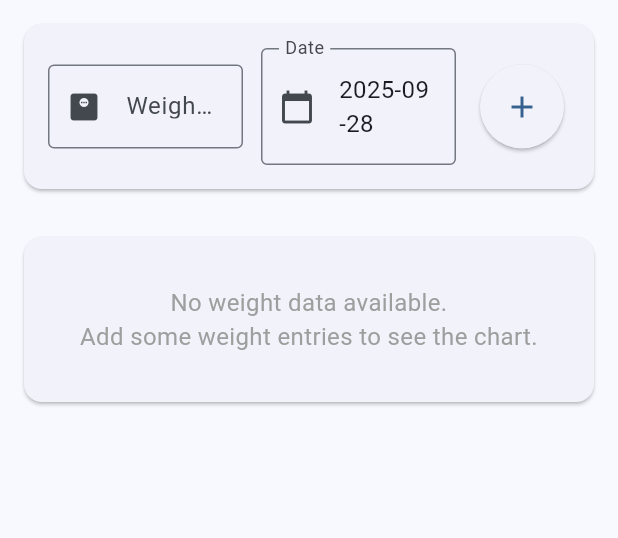
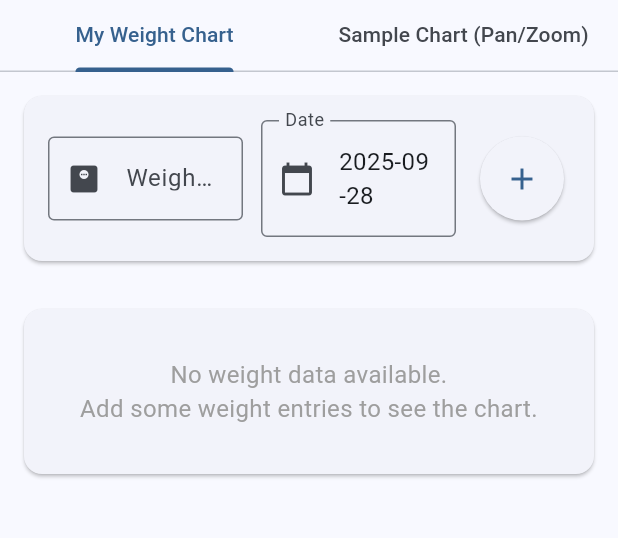
Before and after one commit to moh-mhtech/Weight-Tracker-App, a Flutter app: the screen it shows after launch, on a phone screen of 412 x 824 dp, the part 84-622 px from its top. Run offline on Flutter 3.47's test engine with Material 3 defaults, Android fonts, the phone set to English and light mode, and no system bars; our stand-ins replace fl_chart, shared_preferences, sqflite, sqflite_common_ffi; accounts and stored records are empty.

Commit message:
chat still not panable

```diff
--- a/lib/screens/weight_tracking_app.dart
+++ b/lib/screens/weight_tracking_app.dart
@@ -5,6 +5,7 @@ import '../models/weight_entry.dart';
 import '../database/database_helper.dart';
 import '../widgets/weight_entry_form.dart';
 import '../widgets/weight_chart.dart';
+import '../widgets/simple_pan_zoom_chart.dart';
 import '../services/sample_data_service.dart';
 
 class WeightTrackingApp extends StatefulWidget {
@@ -94,7 +95,20 @@ class _WeightTrackingAppState extends State<WeightTrackingApp> {
       ),
       body: _isLoading
           ? const Center(child: CircularProgressIndicator())
-          : SingleChildScrollView(
+          : DefaultTabController(
+              length: 2,
+              child: Column(
+                children: [
+                  const TabBar(
+                    tabs: [
+                      Tab(text: 'My Weight Chart'),
+                      Tab(text: 'Sample Chart (Pan/Zoom)'),
+                    ],
+                  ),
+                  Expanded(
+                    child: TabBarView(
+                      children: [
+                        SingleChildScrollView(
                           child: Column(
                             children: [
                               WeightEntryForm(onWeightAdded: _loadWeightEntries),
@@ -103,6 +117,13 @@ class _WeightTrackingAppState extends State<WeightTrackingApp> {
                                 const SizedBox(height: 16),
                                 _buildWeightHistory(),
                               ],
+                            ],
+                          ),
+                        ),
+                        const SimplePanZoomChart(),
+                      ],
+                    ),
+                  ),
                 ],
               ),
             ),
--- a/lib/widgets/weight_chart.dart
+++ b/lib/widgets/weight_chart.dart
@@ -13,7 +13,8 @@ class WeightChart extends StatefulWidget {
 }
 
 class _WeightChartState extends State<WeightChart> {
-  static const int _visibleDays = 14; // Number of days to show at once
+  bool _isPanEnabled = true;
+  bool _isScaleEnabled = true;
 
   @override
   Widget build(BuildContext context) {
@@ -37,28 +38,14 @@ class _WeightChartState extends State<WeightChart> {
     final sortedEntries = List<WeightEntry>.from(widget.weightEntries)
       ..sort((a, b) => a.date.compareTo(b.date));
 
-    // Find the latest measurement date
-    final latestDate = sortedEntries.last.date;
-
-    // Calculate the 14-day period ending at the latest measurement
-    final endDate = DateTime(latestDate.year, latestDate.month, latestDate.day);
-    final startDate = endDate.subtract(const Duration(days: 13));
-
-    // Filter entries to the 14-day period
-    final periodEntries = sortedEntries.where((entry) {
-      final entryDate = DateTime(entry.date.year, entry.date.month, entry.date.day);
-      return entryDate.isAfter(startDate.subtract(const Duration(days: 1))) &&
-             entryDate.isBefore(endDate.add(const Duration(days: 1)));
-    }).toList();
-
-    if (periodEntries.isEmpty) {
+    if (sortedEntries.isEmpty) {
       return const Card(
         margin: EdgeInsets.all(16),
         child: Padding(
           padding: EdgeInsets.all(32),
           child: Center(
             child: Text(
-              'No data available for the selected period.',
+              'No weight data available.\nAdd some weight entries to see the chart.',
               textAlign: TextAlign.center,
               style: TextStyle(fontSize: 16, color: Colors.grey),
             ),
@@ -67,6 +54,11 @@ class _WeightChartState extends State<WeightChart> {
       );
     }
 
+    // Find date range for all data
+    final earliestDate = sortedEntries.first.date;
+    final latestDate = sortedEntries.last.date;
+    final totalDays = latestDate.difference(earliestDate).inDays + 1;
+
     // Group entries by date for running average calculation
     final Map<String, List<WeightEntry>> dailyGroups = {};
     for (final entry in sortedEntries) {
@@ -74,7 +66,7 @@ class _WeightChartState extends State<WeightChart> {
       dailyGroups.putIfAbsent(dateKey, () => []).add(entry);
     }
 
-    // Calculate daily averages for running average calculation
+    // Calculate daily averages
     final List<WeightEntry> dailyAverages = [];
     dailyGroups.forEach((dateKey, dayEntries) {
       final sum = dayEntries.fold<double>(0, (sum, entry) => sum + entry.weight);
@@ -88,12 +80,12 @@ class _WeightChartState extends State<WeightChart> {
     // Sort daily averages by date
     dailyAverages.sort((a, b) => a.date.compareTo(b.date));
 
-    // Calculate running averages for the visible period
-    final runningAverages = _calculateRunningAveragesForPeriod(
-      dailyAverages,
-      startDate,
-      endDate,
-    );
+    // Calculate running averages for all data
+    final runningAverages = _calculateRunningAveragesForAllData(dailyAverages);
+
+    // Calculate all measurement spots
+    final allMeasurementSpots = _calculateAllMeasurementSpots(sortedEntries, earliestDate);
+    final allRunningAverageSpots = _calculateAllRunningAverageSpots(runningAverages, earliestDate);
 
     return Card(
       margin: const EdgeInsets.all(16),
@@ -104,16 +96,6 @@ class _WeightChartState extends State<WeightChart> {
           children: [
             SizedBox(
               height: 300,
-              child: LayoutBuilder(
-                builder: (context, constraints) {
-                  // Calculate responsive day width based on available space
-                  final availableWidth = constraints.maxWidth; // Use full available width
-
-                  return SingleChildScrollView(
-                    scrollDirection: Axis.horizontal,
-                    physics: const NeverScrollableScrollPhysics(), // Disable built-in scrolling
-                    child: SizedBox(
-                      width: availableWidth,
               child: LineChart(
                 LineChartData(
                   gridData: FlGridData(
@@ -141,8 +123,8 @@ class _WeightChartState extends State<WeightChart> {
                         interval: 1, // Show every day
                         getTitlesWidget: (value, meta) {
                           final dayIndex = value.toInt();
-                                if (dayIndex >= 0 && dayIndex < _visibleDays) {
-                                  final date = startDate.add(Duration(days: dayIndex));
+                          if (dayIndex >= 0 && dayIndex < totalDays) {
+                            final date = earliestDate.add(Duration(days: dayIndex));
                             return Text(
                               DateFormat('dd/MM').format(date),
                               style: const TextStyle(fontSize: 10),
@@ -157,16 +139,16 @@ class _WeightChartState extends State<WeightChart> {
                   ),
                   borderData: FlBorderData(show: true),
                   minX: 0,
-                        maxX: (_visibleDays - 1).toDouble(),
-                        minY: _getMinWeight(periodEntries) - 1,
-                        maxY: _getMaxWeight(periodEntries) + 1,
+                  maxX: totalDays - 1.0,
+                  minY: _getMinWeight(sortedEntries) - 1,
+                  maxY: _getMaxWeight(sortedEntries) + 1,
                   lineBarsData: [
-                          // Individual measurements as dots (no lines, no tooltips)
+                    // Individual measurements as dots
                     LineChartBarData(
-                            spots: _calculateMeasurementSpots(periodEntries, startDate),
+                      spots: allMeasurementSpots,
                       isCurved: false,
-                            color: Colors.transparent, // Make line transparent
-                            barWidth: 0, // No line width
+                      color: Colors.transparent,
+                      barWidth: 0,
                       isStrokeCapRound: true,
                       dotData: FlDotData(
                         show: true,
@@ -180,11 +162,10 @@ class _WeightChartState extends State<WeightChart> {
                         },
                       ),
                       belowBarData: BarAreaData(show: false),
-                            preventCurveOverShooting: false,
                     ),
                     // Running average line
                     LineChartBarData(
-                            spots: _calculateRunningAverageSpots(runningAverages, startDate),
+                      spots: allRunningAverageSpots,
                       isCurved: true,
                       color: Colors.red,
                       barWidth: 2,
@@ -194,13 +175,23 @@ class _WeightChartState extends State<WeightChart> {
                     ),
                   ],
                   lineTouchData: LineTouchData(
-                          enabled: false,
+                    enabled: true,
+                    handleBuiltInTouches: true,
+                    touchTooltipData: LineTouchTooltipData(
+                      tooltipBgColor: Colors.blue.withOpacity(0.8),
+                      getTooltipItems: (touchedSpots) {
+                        return touchedSpots.map((touchedSpot) {
+                          final dayIndex = touchedSpot.x.toInt();
+                          final date = earliestDate.add(Duration(days: dayIndex));
+                          return LineTooltipItem(
+                            '${DateFormat('dd/MM/yyyy').format(date)}\n${touchedSpot.y.toStringAsFixed(1)} kg',
+                            const TextStyle(color: Colors.white, fontSize: 12),
+                          );
+                        }).toList();
+                      },
                     ),
                   ),
                 ),
-                  ),
-                );
-                },
               ),
             ),
             const SizedBox(height: 16),
@@ -229,47 +220,100 @@ class _WeightChartState extends State<WeightChart> {
                 const Text('5-Day Average'),
               ],
             ),
+            const SizedBox(height: 8),
+            // Pan and Scale controls
+            Row(
+              mainAxisAlignment: MainAxisAlignment.end,
+              children: [
+                const Text('Pan'),
+                Switch(
+                  value: _isPanEnabled,
+                  onChanged: (value) {
+                    setState(() {
+                      _isPanEnabled = value;
+                    });
+                  },
+                ),
+                const SizedBox(width: 16),
+                const Text('Scale'),
+                Switch(
+                  value: _isScaleEnabled,
+                  onChanged: (value) {
+                    setState(() {
+                      _isScaleEnabled = value;
+                    });
+                  },
+                ),
+              ],
+            ),
+            const SizedBox(height: 8),
+            // Transformation control buttons
+            Row(
+              mainAxisAlignment: MainAxisAlignment.center,
+              children: [
+                IconButton(
+                  icon: const Icon(Icons.add),
+                  onPressed: () {
+                    // Zoom in functionality would go here
+                  },
+                ),
+                IconButton(
+                  icon: const Icon(Icons.remove),
+                  onPressed: () {
+                    // Zoom out functionality would go here
+                  },
+                ),
+                IconButton(
+                  icon: const Icon(Icons.refresh),
+                  onPressed: () {
+                    // Reset functionality would go here
+                  },
+                ),
+              ],
+            ),
+            const SizedBox(height: 8),
+            const Text(
+              'Drag to pan, pinch to zoom through your weight history',
+              style: TextStyle(
+                fontSize: 12,
+                color: Colors.grey,
+                fontStyle: FontStyle.italic,
+              ),
+            ),
           ],
         ),
       ),
     );
   }
 
-  List<FlSpot> _calculateMeasurementSpots(List<WeightEntry> entries, DateTime startDate) {
+  List<FlSpot> _calculateAllMeasurementSpots(List<WeightEntry> entries, DateTime startDate) {
     final spots = <FlSpot>[];
 
     for (final entry in entries) {
       final entryDate = DateTime(entry.date.year, entry.date.month, entry.date.day);
-      final daysFromStart = entryDate.difference(startDate).inDays;
-
-      if (daysFromStart >= 0 && daysFromStart < _visibleDays) {
-        spots.add(FlSpot(daysFromStart.toDouble(), entry.weight));
-      }
+      final daysFromStart = entryDate.difference(startDate).inDays.toDouble();
+      spots.add(FlSpot(daysFromStart, entry.weight));
     }
 
     return spots;
   }
 
-  List<FlSpot> _calculateRunningAverageSpots(List<double> runningAverages, DateTime startDate) {
+  List<FlSpot> _calculateAllRunningAverageSpots(List<double> runningAverages, DateTime startDate) {
     final spots = <FlSpot>[];
 
-    for (int i = 0; i < runningAverages.length && i < _visibleDays; i++) {
+    for (int i = 0; i < runningAverages.length; i++) {
       spots.add(FlSpot(i.toDouble(), runningAverages[i]));
     }
 
     return spots;
   }
 
-  List<double> _calculateRunningAveragesForPeriod(
-    List<WeightEntry> dailyAverages,
-    DateTime startDate,
-    DateTime endDate,
-  ) {
+  List<double> _calculateRunningAveragesForAllData(List<WeightEntry> dailyAverages) {
     final averages = <double>[];
 
-    // Generate running averages for each day in the 14-day period
-    for (int day = 0; day < 14; day++) {
-      final currentDate = startDate.add(Duration(days: day));
+    // Generate running averages for each day in the dataset
+    for (int i = 0; i < dailyAverages.length; i++) {
+      final currentDate = dailyAverages[i].date;
       final startRangeDate = currentDate.subtract(const Duration(days: 4));
 
       final relevantDailyAverages = dailyAverages.where((entry) {
```
Also changed, not shown: lib/widgets/simple_pan_zoom_chart.dart (added, +176 -0 lines). Lines whose indentation alone changed are shown as unchanged.
